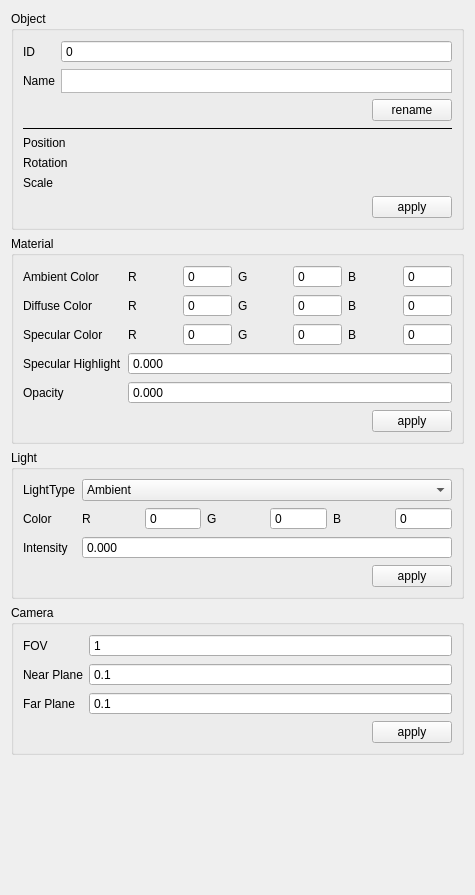
Qt form Gui/src/Frames/InspectorFrame/InspectorWidget/InspectorWidget.ui (RullDeef/cw-1) before a commit.
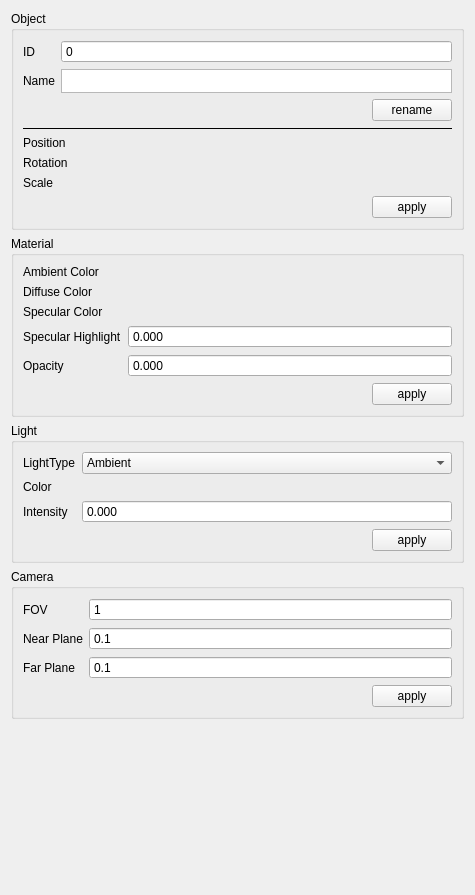
The same form after that commit. Custom widgets are drawn as their Qt base class.

The edit to the form file:
```diff
--- a/Gui/src/Frames/InspectorFrame/InspectorWidget/InspectorWidget.ui
+++ b/Gui/src/Frames/InspectorFrame/InspectorWidget/InspectorWidget.ui
@@ -202,70 +202,6 @@
         </property>
        </widget>
       </item>
-      <item row="0" column="1">
-       <layout class="QHBoxLayout" name="horizontalLayout_5">
-        <item>
-         <widget class="QLabel" name="label_23">
-          <property name="text">
-           <string>R</string>
-          </property>
-         </widget>
-        </item>
-        <item>
-         <widget class="QSpinBox" name="ambientRedSpinBox">
-          <property name="frame">
-           <bool>true</bool>
-          </property>
-          <property name="buttonSymbols">
-           <enum>QAbstractSpinBox::NoButtons</enum>
-          </property>
-          <property name="maximum">
-           <number>255</number>
-          </property>
-         </widget>
-        </item>
-        <item>
-         <widget class="QLabel" name="label_24">
-          <property name="text">
-           <string>G</string>
-          </property>
-         </widget>
-        </item>
-        <item>
-         <widget class="QSpinBox" name="ambientGreenSpinBox">
-          <property name="frame">
-           <bool>true</bool>
-          </property>
-          <property name="buttonSymbols">
-           <enum>QAbstractSpinBox::NoButtons</enum>
-          </property>
-          <property name="maximum">
-           <number>255</number>
-          </property>
-         </widget>
-        </item>
-        <item>
-         <widget class="QLabel" name="label_25">
-          <property name="text">
-           <string>B</string>
-          </property>
-         </widget>
-        </item>
-        <item>
-         <widget class="QSpinBox" name="ambientBlueSpinBox">
-          <property name="frame">
-           <bool>true</bool>
-          </property>
-          <property name="buttonSymbols">
-           <enum>QAbstractSpinBox::NoButtons</enum>
-          </property>
-          <property name="maximum">
-           <number>255</number>
-          </property>
-         </widget>
-        </item>
-       </layout>
-      </item>
       <item row="1" column="0">
        <widget class="QLabel" name="label_19">
         <property name="text">
@@ -273,70 +209,6 @@
         </property>
        </widget>
       </item>
-      <item row="1" column="1">
-       <layout class="QHBoxLayout" name="horizontalLayout_6">
-        <item>
-         <widget class="QLabel" name="label_26">
-          <property name="text">
-           <string>R</string>
-          </property>
-         </widget>
-        </item>
-        <item>
-         <widget class="QSpinBox" name="diffuseRedSpinBox">
-          <property name="frame">
-           <bool>true</bool>
-          </property>
-          <property name="buttonSymbols">
-           <enum>QAbstractSpinBox::NoButtons</enum>
-          </property>
-          <property name="maximum">
-           <number>255</number>
-          </property>
-         </widget>
-        </item>
-        <item>
-         <widget class="QLabel" name="label_27">
-          <property name="text">
-           <string>G</string>
-          </property>
-         </widget>
-        </item>
-        <item>
-         <widget class="QSpinBox" name="diffuseGreenSpinBox">
-          <property name="frame">
-           <bool>true</bool>
-          </property>
-          <property name="buttonSymbols">
-           <enum>QAbstractSpinBox::NoButtons</enum>
-          </property>
-          <property name="maximum">
-           <number>255</number>
-          </property>
-         </widget>
-        </item>
-        <item>
-         <widget class="QLabel" name="label_28">
-          <property name="text">
-           <string>B</string>
-          </property>
-         </widget>
-        </item>
-        <item>
-         <widget class="QSpinBox" name="diffuseBlueSpinBox">
-          <property name="frame">
-           <bool>true</bool>
-          </property>
-          <property name="buttonSymbols">
-           <enum>QAbstractSpinBox::NoButtons</enum>
-          </property>
-          <property name="maximum">
-           <number>255</number>
-          </property>
-         </widget>
-        </item>
-       </layout>
-      </item>
       <item row="2" column="0">
        <widget class="QLabel" name="label_20">
         <property name="text">
@@ -344,70 +216,6 @@
         </property>
        </widget>
       </item>
-      <item row="2" column="1">
-       <layout class="QHBoxLayout" name="horizontalLayout_7">
-        <item>
-         <widget class="QLabel" name="label_29">
-          <property name="text">
-           <string>R</string>
-          </property>
-         </widget>
-        </item>
-        <item>
-         <widget class="QSpinBox" name="specularRedSpinBox">
-          <property name="frame">
-           <bool>true</bool>
-          </property>
-          <property name="buttonSymbols">
-           <enum>QAbstractSpinBox::NoButtons</enum>
-          </property>
-          <property name="maximum">
-           <number>255</number>
-          </property>
-         </widget>
-        </item>
-        <item>
-         <widget class="QLabel" name="label_30">
-          <property name="text">
-           <string>G</string>
-          </property>
-         </widget>
-        </item>
-        <item>
-         <widget class="QSpinBox" name="specularGreenSpinBox">
-          <property name="frame">
-           <bool>true</bool>
-          </property>
-          <property name="buttonSymbols">
-           <enum>QAbstractSpinBox::NoButtons</enum>
-          </property>
-          <property name="maximum">
-           <number>255</number>
-          </property>
-         </widget>
-        </item>
-        <item>
-         <widget class="QLabel" name="label_31">
-          <property name="text">
-           <string>B</string>
-          </property>
-         </widget>
-        </item>
-        <item>
-         <widget class="QSpinBox" name="specularBlueSpinBox">
-          <property name="frame">
-           <bool>true</bool>
-          </property>
-          <property name="buttonSymbols">
-           <enum>QAbstractSpinBox::NoButtons</enum>
-          </property>
-          <property name="maximum">
-           <number>255</number>
-          </property>
-         </widget>
-        </item>
-       </layout>
-      </item>
       <item row="3" column="0">
        <widget class="QLabel" name="label_22">
         <property name="text">
@@ -481,6 +289,15 @@
         </item>
        </layout>
       </item>
+      <item row="0" column="1">
+       <widget class="ColorEditWidget" name="ambientEdit" native="true"/>
+      </item>
+      <item row="1" column="1">
+       <widget class="ColorEditWidget" name="diffuseEdit" native="true"/>
+      </item>
+      <item row="2" column="1">
+       <widget class="ColorEditWidget" name="specularEdit" native="true"/>
+      </item>
      </layout>
     </widget>
    </item>
@@ -523,70 +340,6 @@
         </property>
        </widget>
       </item>
-      <item row="1" column="1">
-       <layout class="QHBoxLayout" name="horizontalLayout_8">
-        <item>
-         <widget class="QLabel" name="label_34">
-          <property name="text">
-           <string>R</string>
-          </property>
-         </widget>
-        </item>
-        <item>
-         <widget class="QSpinBox" name="lightRedSpinBox">
-          <property name="frame">
-           <bool>true</bool>
-          </property>
-          <property name="buttonSymbols">
-           <enum>QAbstractSpinBox::NoButtons</enum>
-          </property>
-          <property name="maximum">
-           <number>255</number>
-          </property>
-         </widget>
-        </item>
-        <item>
-         <widget class="QLabel" name="label_35">
-          <property name="text">
-           <string>G</string>
-          </property>
-         </widget>
-        </item>
-        <item>
-         <widget class="QSpinBox" name="lightGreenSpinBox">
-          <property name="frame">
-           <bool>true</bool>
-          </property>
-          <property name="buttonSymbols">
-           <enum>QAbstractSpinBox::NoButtons</enum>
-          </property>
-          <property name="maximum">
-           <number>255</number>
-          </property>
-         </widget>
-        </item>
-        <item>
-         <widget class="QLabel" name="label_36">
-          <property name="text">
-           <string>B</string>
-          </property>
-         </widget>
-        </item>
-        <item>
-         <widget class="QSpinBox" name="lightBlueSpinBox">
-          <property name="frame">
-           <bool>true</bool>
-          </property>
-          <property name="buttonSymbols">
-           <enum>QAbstractSpinBox::NoButtons</enum>
-          </property>
-          <property name="maximum">
-           <number>255</number>
-          </property>
-         </widget>
-        </item>
-       </layout>
-      </item>
       <item row="2" column="0">
        <widget class="QLabel" name="label_37">
         <property name="text">
@@ -634,6 +387,9 @@
         </item>
        </layout>
       </item>
+      <item row="1" column="1">
+       <widget class="ColorEditWidget" name="lightColorEdit" native="true"/>
+      </item>
      </layout>
     </widget>
    </item>
@@ -779,6 +535,12 @@
    <header>Widgets/VectorEditWidget/VectorEditWidget.hpp</header>
    <container>1</container>
   </customwidget>
+  <customwidget>
+   <class>ColorEditWidget</class>
+   <extends>QWidget</extends>
+   <header>Widgets/ColorEditWidget/ColorEditWidget.hpp</header>
+   <container>1</container>
+  </customwidget>
  </customwidgets>
  <resources/>
  <connections/>
```
